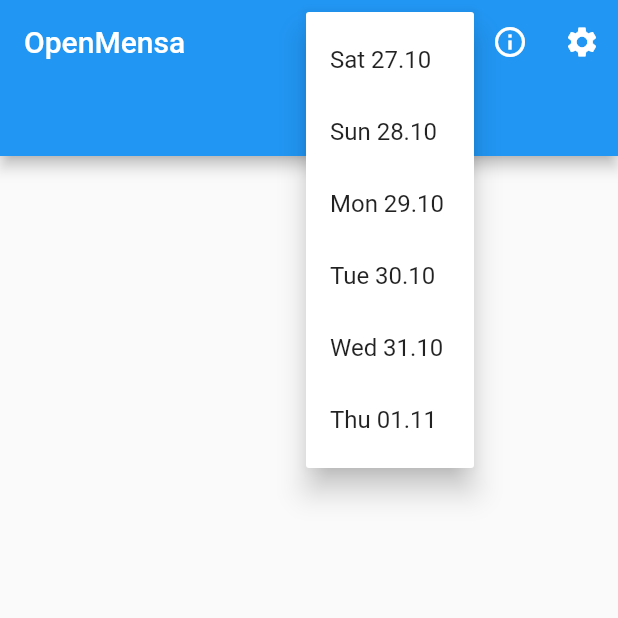
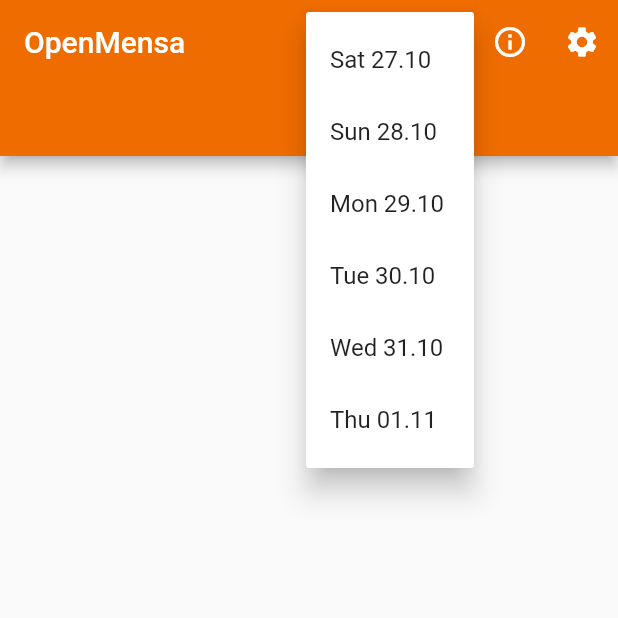
Before and after one commit to vhschlenker/open-mensa-flutter, a Flutter app: the screen it shows after launch, after a tap on an icon or button, on a phone screen of 412 x 824 dp, the top half of it. Run offline on Flutter 3.47's test engine with Material 2 defaults, Android fonts, the phone set to English and light mode, and no system bars; our stand-ins replace shared_preferences; missing offline and left inert: objectdb; generated files the repository leaves out were written again; network calls fail.

Commit message:
Add color theme

```diff
--- /dev/null
+++ b/lib/colors.dart
@@ -0,0 +1,6 @@
+import 'package:flutter/material.dart';
+
+// Material Orange 800
+const primaryColor = const Color(0xFFEF6C00);
+// Material Blue 700
+const accentColor = const Color(0xFF1976D2);
--- a/lib/main.dart
+++ b/lib/main.dart
@@ -1,4 +1,5 @@
 import 'package:flutter/material.dart';
+import 'package:openmensa/colors.dart';
 import 'package:openmensa/views/home_page.dart';
 
 void main() => runApp(new OpenMensaApp());
@@ -8,9 +9,8 @@ class OpenMensaApp extends StatelessWidget {
   Widget build(BuildContext context) {
     return new MaterialApp(
       title: 'OpenMensa',
-      theme: new ThemeData(
-        primarySwatch: Colors.blue,
-      ),
+      theme:
+          new ThemeData(primaryColor: primaryColor, accentColor: accentColor),
       home: new HomePage(),
     );
   }
```
